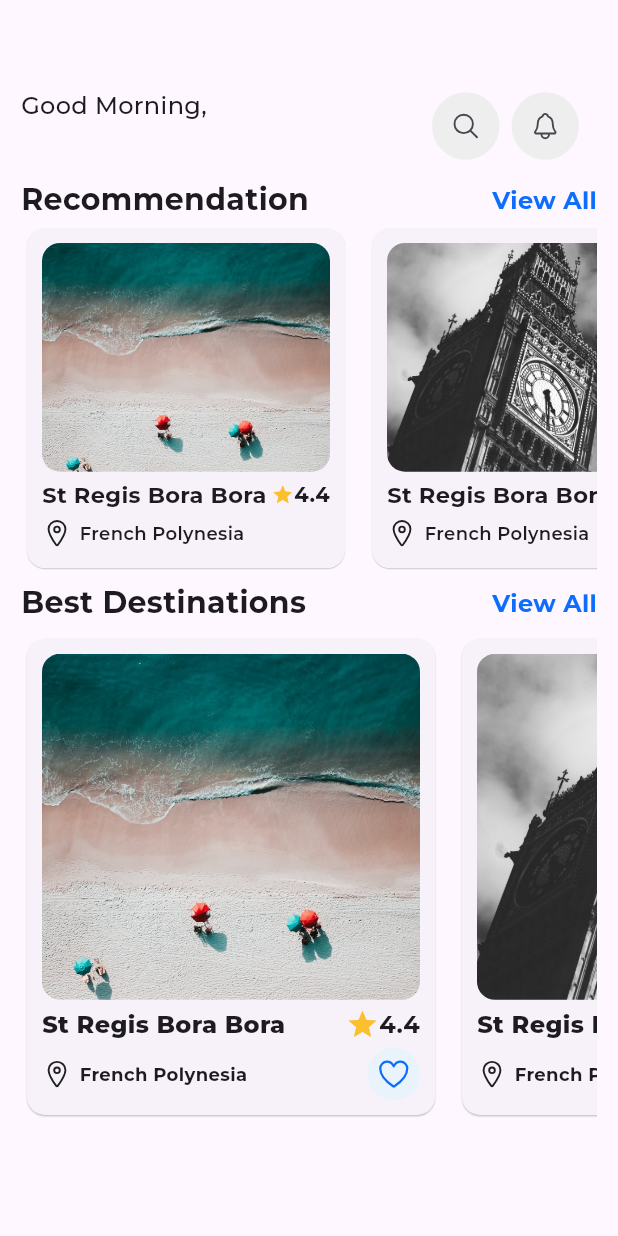
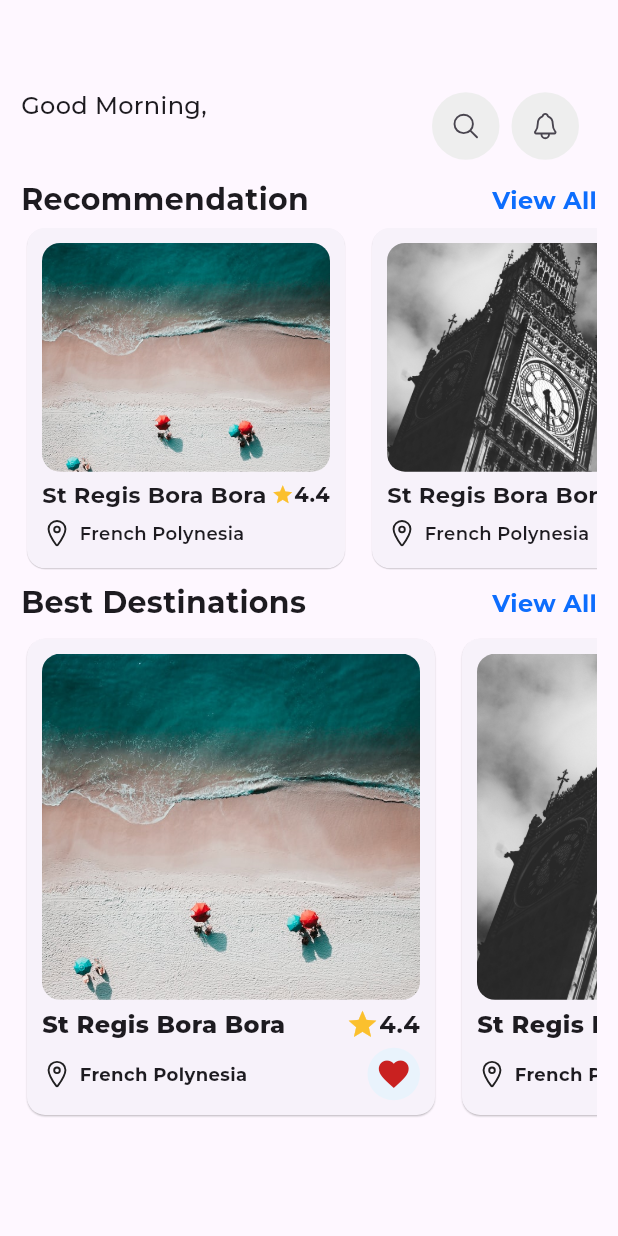
Before and after one commit to Omar-Ashraf-69/egy-explor, a Flutter app: the HomeViewBody screen opened directly, after a tap on an icon or button, on a phone screen of 412 x 824 dp. Run offline on Flutter 3.47's test engine with Material 3 defaults, Android fonts, the phone set to English and light mode, and no system bars; our stand-ins replace cached_network_image, card_swiper, cloud_firestore, dio, firebase_auth, firebase_core and 10 more; accounts and stored records are empty.

Commit message:
Refactor widget properties and add state to LoveIconWidget
- Refactor LoveIconWidget to be a StatefulWidget and add a state class to handle
  the clicked state.
- Update the onTap function to toggle the clicked state and update the icon
  accordingly.

```diff
--- a/lib/features/home/presentation/views/widgets/best_destinations_widget.dart
+++ b/lib/features/home/presentation/views/widgets/best_destinations_widget.dart
@@ -76,16 +76,16 @@ class BestDestinationsWidget extends StatelessWidget {
                             ],
                           ),
                         ),
-                        const Padding(
-                          padding: EdgeInsets.only(top: 4.0),
+                        Padding(
+                          padding: const EdgeInsets.only(top: 4.0),
                           child: Row(
                             children: [
-                              Icon(
+                              const Icon(
                                 Ionicons.location_outline,
                                 size: 20,
                               ),
-                              SizedBox(width: 5),
-                              Text(
+                              const SizedBox(width: 5),
+                              const Text(
                                 "French Polynesia",
                                 style: TextStyle(
                                   fontSize: 12,
@@ -94,7 +94,6 @@ class BestDestinationsWidget extends StatelessWidget {
                               ),
                               Spacer(),
                               LoveIconWidget(
-                                icon: Ionicons.heart_outline,
                               ),
                             ],
                           ),
--- a/lib/features/home/presentation/views/widgets/love_icon_widget.dart
+++ b/lib/features/home/presentation/views/widgets/love_icon_widget.dart
@@ -2,15 +2,20 @@ import 'package:egy_exlpor/core/managers/app_them_cubit/app_them_cubit.dart';
 import 'package:egy_exlpor/core/utils/colors.dart';
 import 'package:flutter/material.dart';
 import 'package:flutter_bloc/flutter_bloc.dart';
+import 'package:ionicons/ionicons.dart';
 
-class LoveIconWidget extends StatelessWidget {
+class LoveIconWidget extends StatefulWidget {
   const LoveIconWidget({
     super.key,
-    required this.icon,
-    this.iconColor,
   });
-  final IconData icon;
-  final Color? iconColor;
+
+  @override
+  State<LoveIconWidget> createState() => _LoveIconWidgetState();
+}
+
+class _LoveIconWidgetState extends State<LoveIconWidget> {
+  bool? clicked = false;
+
   @override
   Widget build(BuildContext context) {
     return Container(
@@ -24,10 +29,13 @@ class LoveIconWidget extends StatelessWidget {
       height: 35,
       child: InkWell(
         borderRadius: BorderRadius.circular(15),
-        onTap: () {},
+        onTap: () {
+          clicked = !clicked!;
+          setState(() {});
+        },
         child: Icon(
-          icon,
-          color: iconColor ?? kPrimaryColor,
+          clicked! ? Icons.favorite : Ionicons.heart_outline,
+          color: clicked! ? kPrimaryRedColor : kPrimaryColor,
         ),
       ),
     );
```
